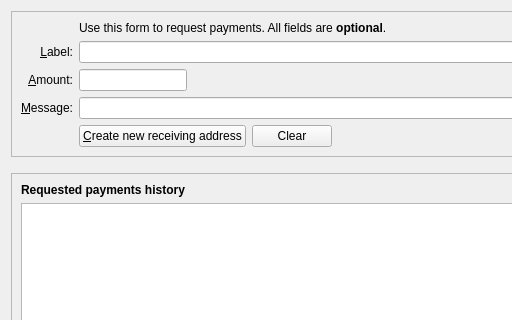
Old version of the form src/qt/forms/receivecoinsdialog.ui in the repository ChainCoinUnlimited/ChainCoin; both pictures show x 0 to 512 and y 0 to 320 of the 776 by 438 pixel window.
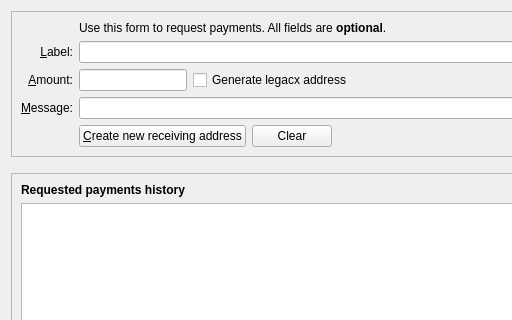
New version of the form. Icons and pictures are not drawn. Custom widgets are drawn as their Qt base class.

Commit message: gui: Generate bech32 addresses by default (take 2, fixup)

Diff of the .ui file:
```diff
--- a/src/qt/forms/receivecoinsdialog.ui
+++ b/src/qt/forms/receivecoinsdialog.ui
@@ -112,6 +112,13 @@
             </property>
            </widget>
           </item>
+          <item>
+           <widget class="QCheckBox" name="useLegacyAddress">
+            <property name="text">
+             <string>Generate legacx address</string>
+            </property>
+           </widget>
+          </item>
           <item>
            <spacer name="horizontalSpacer_3">
             <property name="orientation">
```
The commit also changes 3 other files.
